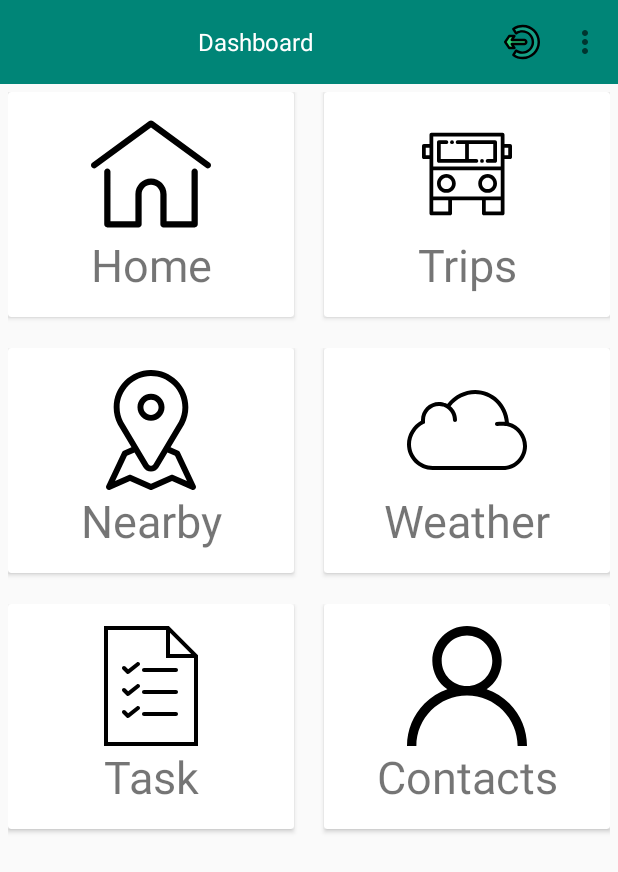
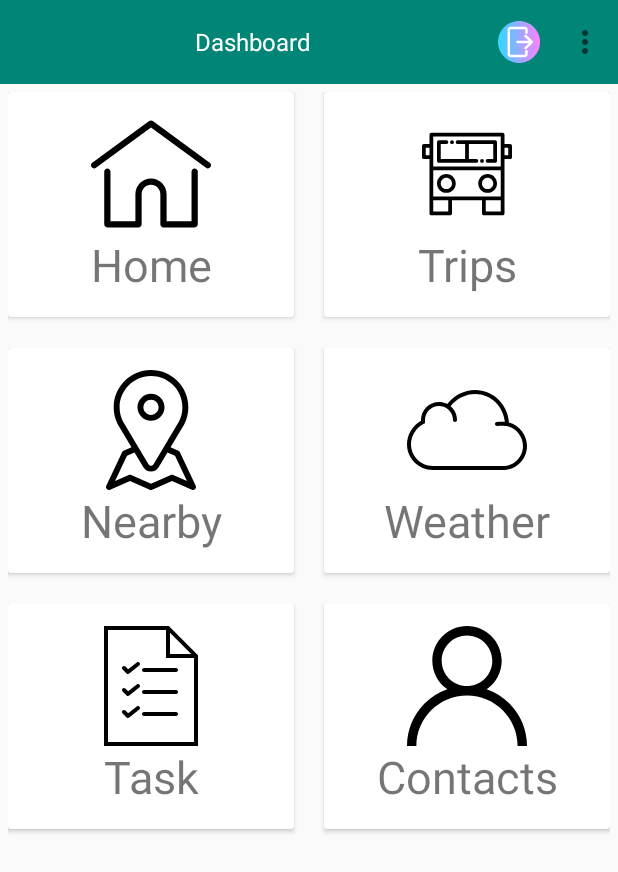
Before and after one commit to mostafiz9900/TourMate, an Android app: the screen it shows after launch (MainActivity), on a phone screen of 412 x 824 dp. Shown: the top 872 px of the screen. Run offline under Robolectric (Android 15) with nearby library versions, the phone set to English and light mode, and no system bars; our stand-ins replace data binding.

Commit message:
logout icon

```diff
--- a/tourmate/app/src/main/res/drawable/ic_logout.xml
+++ b/tourmate/app/src/main/res/drawable/ic_logout.xml
@@ -1,7 +1,15 @@
-<vector android:height="24dp" android:viewportHeight="296.999"
-    android:viewportWidth="296.999" android:width="24dp" xmlns:android="http://schemas.android.com/apk/res/android">
-    <path android:fillColor="#2ECC71" android:pathData="M167.717,142.069c3.55,0 6.43,2.88 6.43,6.43s-2.88,6.43 -6.43,6.43h-103.4c-3.65,0 -7,2.01 -8.72,5.23c-1.73,3.22 -1.54,7.12 0.49,10.16l11.51,17.27h-19.75l-26.06,-39.09l26.06,-39.09h19.75l-11.51,17.27c-2.03,3.04 -2.22,6.94 -0.49,10.16c1.72,3.22 5.07,5.23 8.72,5.23H167.717z"/>
-    <path android:fillColor="#16A085" android:pathData="M154.849,26.139c67.47,0 122.36,54.89 122.36,122.36s-54.89,122.36 -122.36,122.36c-22.9,0 -44.9,-6.25 -64.16,-18.15l12.04,-19.54c14.64,8.37 31.11,12.75 48.22,12.75c53.71,0 97.42,-43.7 97.42,-97.42s-43.71,-97.42 -97.42,-97.42c-17.11,0 -33.58,4.38 -48.22,12.75l-12.04,-19.54C109.949,32.389 131.948,26.139 154.849,26.139z"/>
-    <path android:fillColor="#FF000000" android:pathData="M154.849,6.349c78.38,0 142.15,63.77 142.15,142.15s-63.77,142.15 -142.15,142.15c-30.18,0 -59.01,-9.34 -83.38,-27.02c-4.19,-3.04 -5.33,-8.8 -2.62,-13.21l22.33,-36.22c1.45,-2.35 3.8,-3.98 6.51,-4.52c2.7,-0.53 5.5,0.08 7.73,1.7c13.3,9.65 29.04,14.75 45.53,14.75c42.8,0 77.63,-34.82 77.63,-77.63s-34.83,-77.63 -77.63,-77.63c-16.49,0 -32.23,5.1 -45.53,14.75c-2.23,1.62 -5.03,2.23 -7.73,1.7c-2.71,-0.54 -5.06,-2.17 -6.51,-4.52l-22.33,-36.22c-2.71,-4.41 -1.57,-10.17 2.62,-13.21C95.839,15.689 124.669,6.349 154.849,6.349zM277.208,148.499c0,-67.47 -54.89,-122.36 -122.36,-122.36c-22.9,0 -44.9,6.25 -64.16,18.15l12.04,19.54c14.64,-8.37 31.11,-12.75 48.22,-12.75c53.71,0 97.42,43.7 97.42,97.42s-43.71,97.42 -97.42,97.42c-17.11,0 -33.58,-4.38 -48.22,-12.75l-12.04,19.54c19.26,11.9 41.26,18.15 64.16,18.15C222.318,270.859 277.208,215.969 277.208,148.499z"/>
-    <path android:fillColor="#FF000000" android:pathData="M167.717,122.279c14.46,0 26.22,11.76 26.22,26.22c0,14.46 -11.76,26.22 -26.22,26.22h-84.91l11.51,17.27c2.03,3.04 2.21,6.94 0.49,10.16s-5.07,5.22 -8.72,5.22h-43.54c-3.31,0 -6.4,-1.65 -8.23,-4.4l-32.66,-48.98c-2.21,-3.32 -2.21,-7.66 0,-10.98l32.66,-48.98c1.83,-2.75 4.92,-4.4 8.23,-4.4h43.54c3.65,0 7,2 8.72,5.22s1.54,7.12 -0.49,10.16l-11.51,17.27L167.717,122.279L167.717,122.279zM174.148,148.499c0,-3.55 -2.88,-6.43 -6.43,-6.43h-103.4c-3.65,0 -7,-2.01 -8.72,-5.23c-1.73,-3.22 -1.54,-7.12 0.49,-10.16l11.51,-17.27h-19.75l-26.06,39.09l26.06,39.09h19.75l-11.51,-17.27c-2.03,-3.04 -2.22,-6.94 -0.49,-10.16c1.72,-3.22 5.07,-5.23 8.72,-5.23h103.4C171.269,154.929 174.148,152.049 174.148,148.499z"/>
+<vector android:height="28dp" android:viewportHeight="512"
+    android:viewportWidth="512" android:width="28dp"
+    xmlns:aapt="http://schemas.android.com/aapt" xmlns:android="http://schemas.android.com/apk/res/android">
+    <path android:pathData="m512,256c0,141.387 -114.613,256 -256,256s-256,-114.613 -256,-256 114.613,-256 256,-256 256,114.613 256,256zM512,256">
+        <aapt:attr name="android:fillColor">
+            <gradient android:endX="512" android:endY="256"
+                android:startX="0" android:startY="256" android:type="linear">
+                <item android:color="#FF31D8FF" android:offset="0"/>
+                <item android:color="#FFFF80FF" android:offset="1"/>
+            </gradient>
+        </aapt:attr>
+    </path>
+    <path android:fillColor="#fff" android:pathData="m347.086,352.516c-8.285,0 -15,6.719 -15,15v37.324c0,3.395 -2.941,6.16 -6.559,6.16h-172.438c-3.613,0 -6.555,-2.766 -6.555,-6.16v-297.68c0,-3.395 2.941,-6.16 6.555,-6.16h172.438c3.617,0 6.559,2.766 6.559,6.16v37.324c0,8.281 6.715,15 15,15 8.281,0 15,-6.719 15,-15v-37.324c0,-19.938 -16.398,-36.16 -36.559,-36.16h-172.438c-20.156,0 -36.555,16.223 -36.555,36.16v297.68c0,19.938 16.398,36.16 36.555,36.16h172.438c20.156,0 36.559,-16.223 36.559,-36.16v-37.324c0,-8.285 -6.719,-15 -15,-15zM347.086,352.516"/>
+    <path android:fillColor="#fff" android:pathData="m423.613,266.012c0.129,-0.145 0.266,-0.277 0.387,-0.422 0.242,-0.293 0.465,-0.598 0.684,-0.906 0.063,-0.09 0.133,-0.172 0.195,-0.258 1.363,-2.012 2.258,-4.367 2.512,-6.914 0.051,-0.5 0.078,-1.004 0.078,-1.512s-0.027,-1.012 -0.078,-1.512c-0.254,-2.547 -1.148,-4.902 -2.512,-6.914 -0.063,-0.09 -0.133,-0.172 -0.199,-0.262 -0.219,-0.305 -0.438,-0.613 -0.68,-0.902 -0.121,-0.145 -0.258,-0.277 -0.383,-0.422 -0.203,-0.223 -0.398,-0.449 -0.613,-0.66 -0.023,-0.02 -0.039,-0.047 -0.063,-0.066l-76.676,-74.773c-5.93,-5.785 -15.43,-5.664 -21.211,0.27 -5.785,5.93 -5.664,15.426 0.266,21.211l50.281,49.031h-136.293c-8.281,0 -15,6.715 -15,15s6.719,15 15,15h136.293l-50.281,49.031c-5.93,5.785 -6.051,15.281 -0.266,21.211 2.938,3.016 6.836,4.527 10.738,4.527 3.773,0 7.555,-1.414 10.473,-4.258l76.676,-74.773c0.023,-0.02 0.039,-0.047 0.063,-0.07 0.215,-0.207 0.41,-0.434 0.609,-0.656zM423.613,266.012"/>
 </vector>
```
Also changed, not shown: 1 other file.
